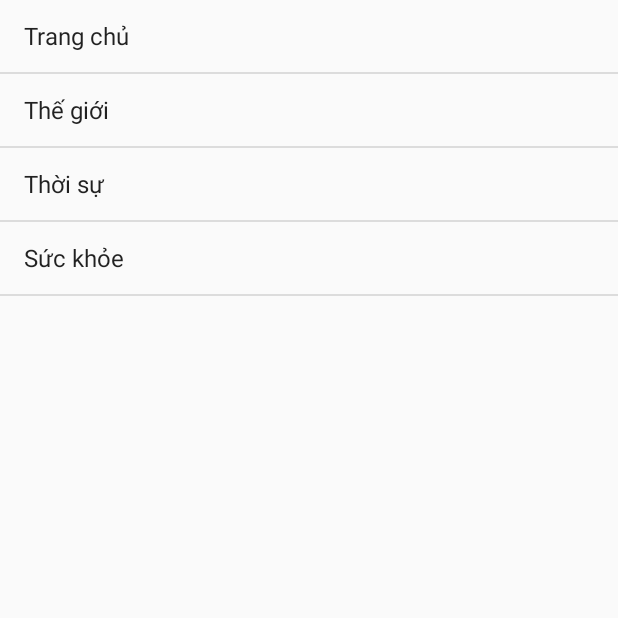
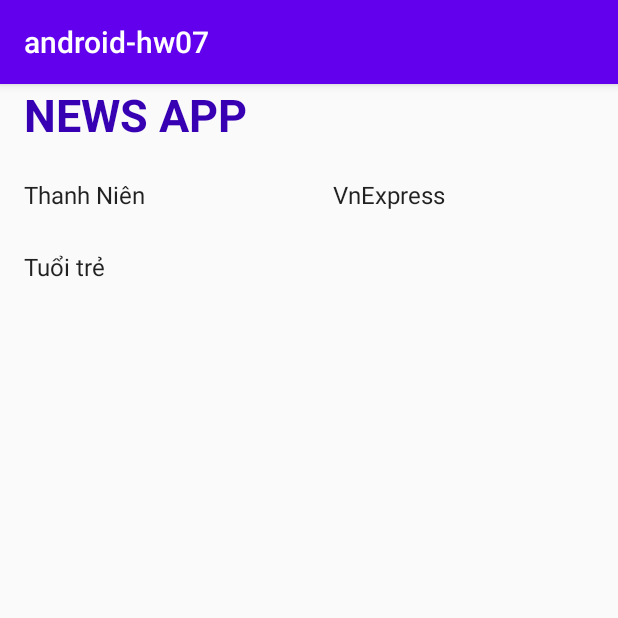
Before and after one commit to dangductrung/android-hw07, an Android app: the screen it shows after launch (MainActivity before the commit, NewsApp after it), on a phone screen of 412 x 824 dp, the top half of it. Run offline under Robolectric (Android 15) with nearby library versions, the phone set to English and light mode, and no system bars.

Commit message:
add app news page

```diff
--- /dev/null
+++ b/app/src/main/java/com/adida/android_hw07/NewsApp.java
@@ -0,0 +1,39 @@
+package com.adida.android_hw07;
+
+import androidx.appcompat.app.AppCompatActivity;
+
+import android.content.Intent;
+import android.os.Bundle;
+import android.view.View;
+import android.widget.AdapterView;
+import android.widget.ArrayAdapter;
+import android.widget.GridView;
+
+public class NewsApp extends AppCompatActivity {
+    GridView gridView;
+    String[] data = {
+      "Thanh Niên",
+      "VnExpress",
+            "Tuổi trẻ",
+    };
+    ArrayAdapter<String> adapter;
+    @Override
+    protected void onCreate(Bundle savedInstanceState) {
+        super.onCreate(savedInstanceState);
+        setContentView(R.layout.activity_news_app);
+
+        gridView = (GridView) findViewById(R.id.gridView);
+        adapter = new ArrayAdapter<String>(this, android.R.layout.simple_list_item_1, data);
+        gridView.setAdapter(adapter);
+        gridView.setOnItemClickListener(new AdapterView.OnItemClickListener() {
+            @Override
+            public void onItemClick(AdapterView<?> parent, View view, int position, long id) {
+                Intent intent = new Intent(getApplicationContext(), MainActivity.class);
+                Bundle b = new Bundle();
+                b.putInt("key",position);
+                intent.putExtras(b);
+                startActivity(intent);
+            }
+        });
+    }
+}
--- /dev/null
+++ b/app/src/main/res/layout/activity_news_app.xml
@@ -0,0 +1,28 @@
+<?xml version="1.0" encoding="utf-8"?>
+<LinearLayout xmlns:android="http://schemas.android.com/apk/res/android"
+    xmlns:app="http://schemas.android.com/apk/res-auto"
+    xmlns:tools="http://schemas.android.com/tools"
+    android:layout_width="match_parent"
+    android:layout_height="match_parent"
+    android:orientation="vertical"
+    tools:context=".NewsApp">
+    <TextView
+        android:layout_width="match_parent"
+        android:layout_height="wrap_content"
+        android:minHeight="50dp"
+        android:text="NEWS APP"
+        android:textSize="30dp"
+        android:textColor="@color/colorPrimaryDark"
+        android:textStyle="bold"
+        android:layout_marginLeft="16dp"
+        ></TextView>
+    <GridView
+        android:id="@+id/gridView"
+        android:layout_width="match_parent"
+        android:layout_height="wrap_content"
+        android:numColumns="2"></GridView>
+<!--        android:verticalSpacing="5dip"-->
+<!--        android:horizontalSpacing="5dip"-->
+<!--        android:stretchMode="spacingWidth"-->
+
+</LinearLayout>
```
Also changed, not shown: app/src/main/AndroidManifest.xml (+6 -2 lines), app/src/main/java/com/adida/android_hw07/IntKeys.java (added, +7 -0 lines), app/src/main/java/com/adida/android_hw07/MainActivity.java (+70 -11 lines), app/src/main/java/com/adida/android_hw07/ShowHeadline.java (+28 -1 lines), app/src/main/res/layout/activity_main.xml (+9 -0 lines).
